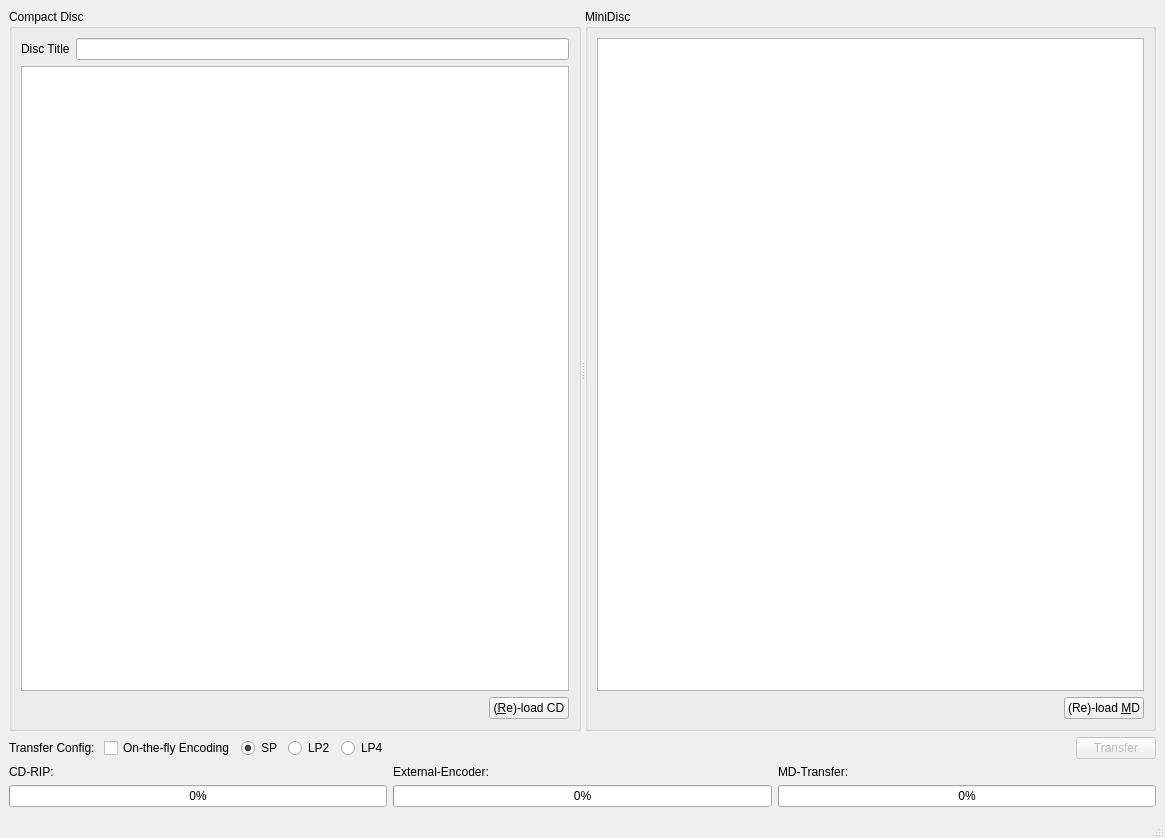
First picture: the form in mainwindow.ui, repository Jo2003/cd2netmd_gui, before the edit.
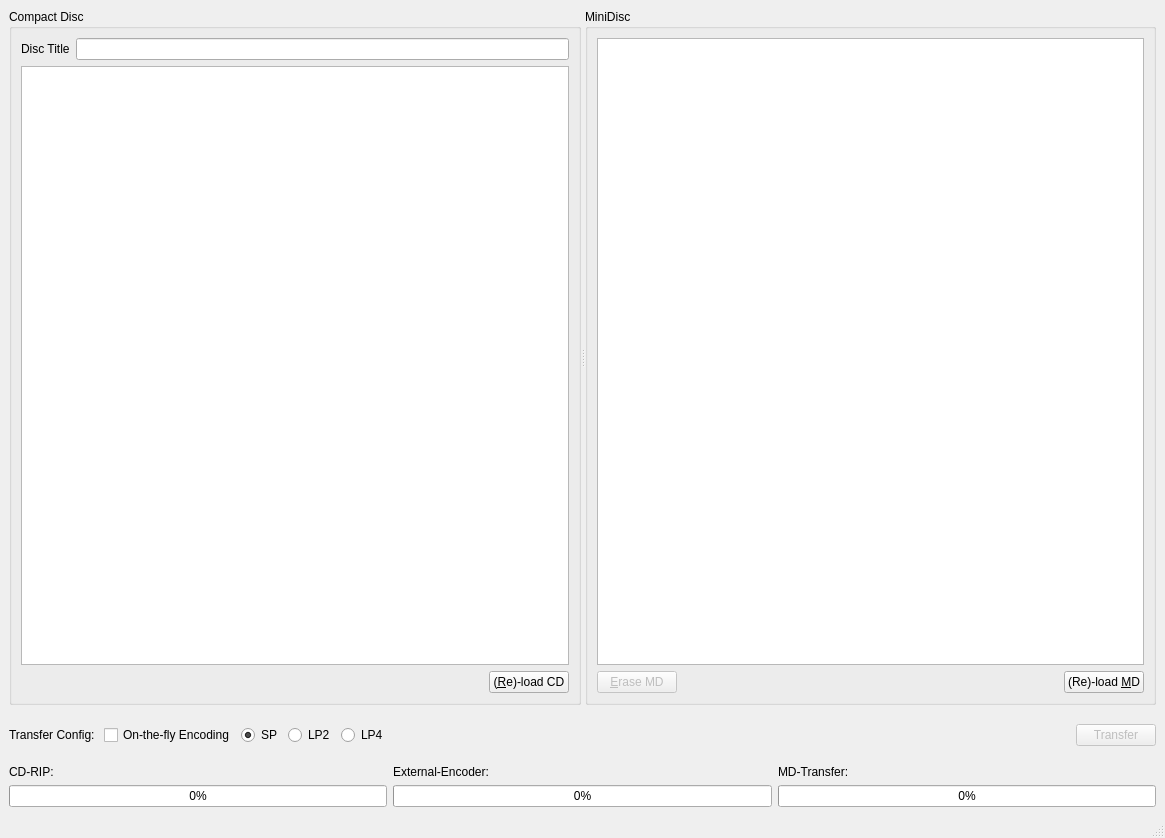
Second picture: the form after the edit. Icons and pictures are not drawn. Custom widgets are drawn as their Qt base class.

```diff
--- a/mainwindow.ui
+++ b/mainwindow.ui
@@ -99,6 +99,16 @@
         </item>
         <item>
          <layout class="QHBoxLayout" name="horizontalLayout_2">
+          <item>
+           <widget class="QPushButton" name="pushEraseMD">
+            <property name="enabled">
+             <bool>false</bool>
+            </property>
+            <property name="text">
+             <string>&amp;Erase MD</string>
+            </property>
+           </widget>
+          </item>
           <item>
            <spacer name="horizontalSpacer_2">
             <property name="orientation">
@@ -189,6 +199,18 @@
       </item>
       <item>
        <widget class="QLabel" name="labAnimation">
+        <property name="minimumSize">
+         <size>
+          <width>48</width>
+          <height>48</height>
+         </size>
+        </property>
+        <property name="maximumSize">
+         <size>
+          <width>48</width>
+          <height>48</height>
+         </size>
+        </property>
         <property name="text">
          <string/>
         </property>
```
